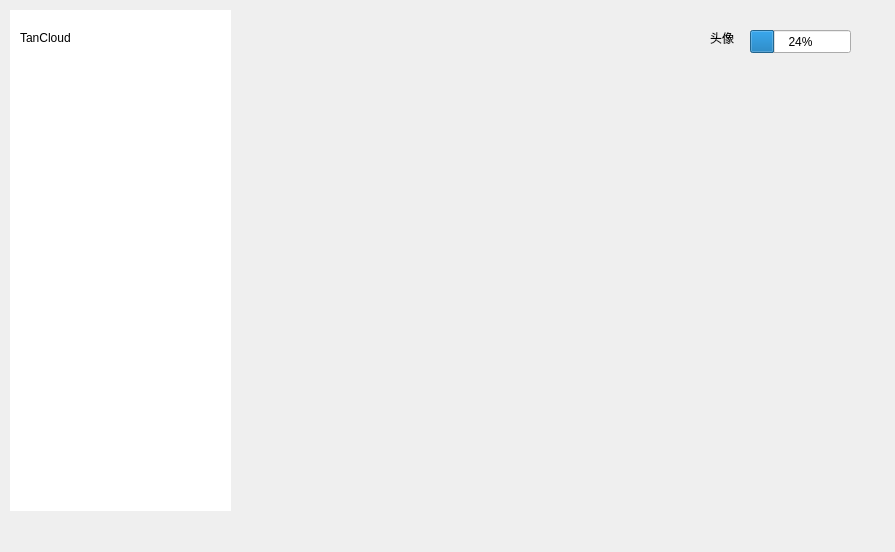
Old version of the form src/MainWindow/MainWindow.ui in the repository tan-yrf/TanCloudPC.
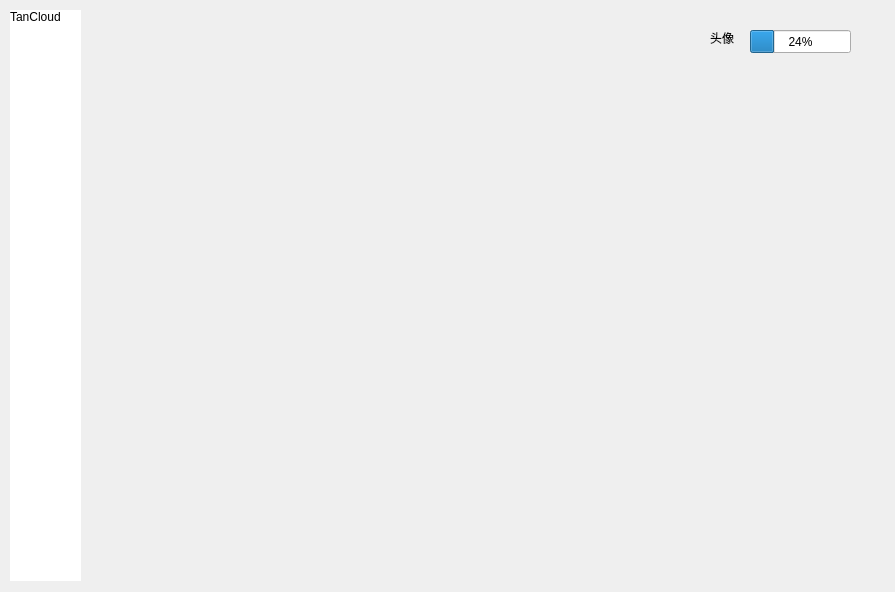
New version of the form. Custom widgets are drawn as their Qt base class.

```diff
--- a/src/MainWindow/MainWindow.ui
+++ b/src/MainWindow/MainWindow.ui
@@ -7,7 +7,7 @@
     <x>0</x>
     <y>0</y>
     <width>895</width>
-    <height>552</height>
+    <height>592</height>
    </rect>
   </property>
   <property name="windowTitle">
@@ -18,39 +18,80 @@
     <rect>
      <x>10</x>
      <y>10</y>
-     <width>221</width>
-     <height>501</height>
+     <width>71</width>
+     <height>571</height>
     </rect>
    </property>
    <property name="styleSheet">
     <string notr="true">background-color: rgb(255, 255, 255);</string>
    </property>
-   <widget class="QLabel" name="label_2">
-    <property name="geometry">
-     <rect>
-      <x>10</x>
-      <y>20</y>
-      <width>54</width>
-      <height>16</height>
-     </rect>
-    </property>
-    <property name="text">
-     <string>TanCloud</string>
-    </property>
-   </widget>
-   <widget class="SideButton" name="file" native="true">
-    <property name="geometry">
-     <rect>
-      <x>30</x>
-      <y>100</y>
-      <width>120</width>
-      <height>80</height>
-     </rect>
-    </property>
-    <property name="styleSheet">
-     <string notr="true"/>
-    </property>
-   </widget>
+   <layout class="QGridLayout" name="gridLayout">
+    <item row="0" column="0">
+     <layout class="QVBoxLayout" name="verticalLayout_4">
+      <item>
+       <layout class="QVBoxLayout" name="verticalLayout_2">
+        <item>
+         <widget class="QLabel" name="label_2">
+          <property name="text">
+           <string>TanCloud</string>
+          </property>
+         </widget>
+        </item>
+        <item>
+         <spacer name="verticalSpacer_2">
+          <property name="orientation">
+           <enum>Qt::Vertical</enum>
+          </property>
+          <property name="sizeHint" stdset="0">
+           <size>
+            <width>20</width>
+            <height>40</height>
+           </size>
+          </property>
+         </spacer>
+        </item>
+       </layout>
+      </item>
+      <item>
+       <layout class="QVBoxLayout" name="verticalLayout">
+        <item>
+         <widget class="SideButton" name="file" native="true">
+          <property name="styleSheet">
+           <string notr="true"/>
+          </property>
+         </widget>
+        </item>
+        <item>
+         <widget class="SideButton" name="transfer" native="true"/>
+        </item>
+        <item>
+         <widget class="SideButton" name="share" native="true"/>
+        </item>
+       </layout>
+      </item>
+      <item>
+       <layout class="QVBoxLayout" name="verticalLayout_3">
+        <item>
+         <spacer name="verticalSpacer">
+          <property name="orientation">
+           <enum>Qt::Vertical</enum>
+          </property>
+          <property name="sizeHint" stdset="0">
+           <size>
+            <width>20</width>
+            <height>40</height>
+           </size>
+          </property>
+         </spacer>
+        </item>
+        <item>
+         <widget class="SideButton" name="setting" native="true"/>
+        </item>
+       </layout>
+      </item>
+     </layout>
+    </item>
+   </layout>
   </widget>
   <widget class="QWidget" name="widget_3" native="true">
    <property name="geometry">
```
Left out of the diff: 2 changed lines with no effect on the pictures.
